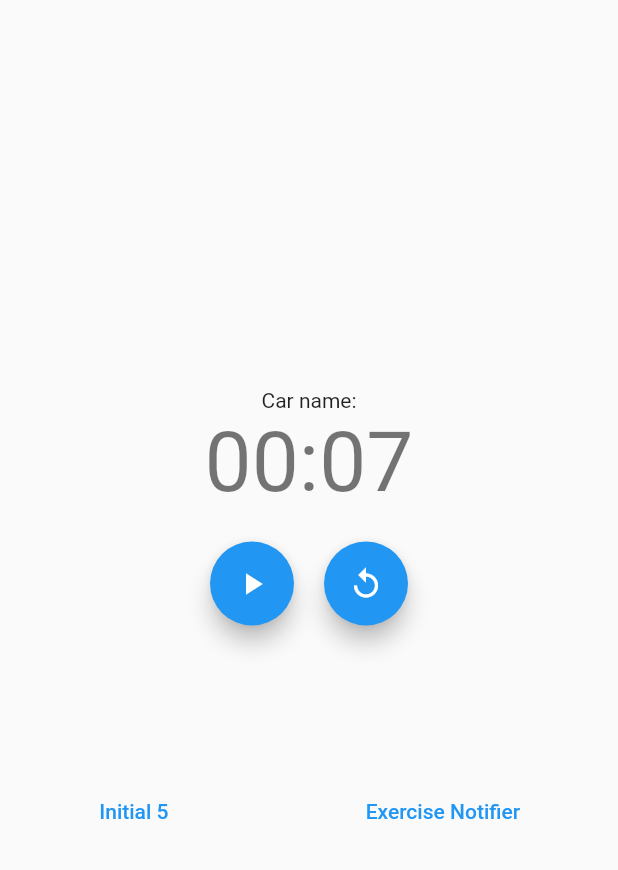
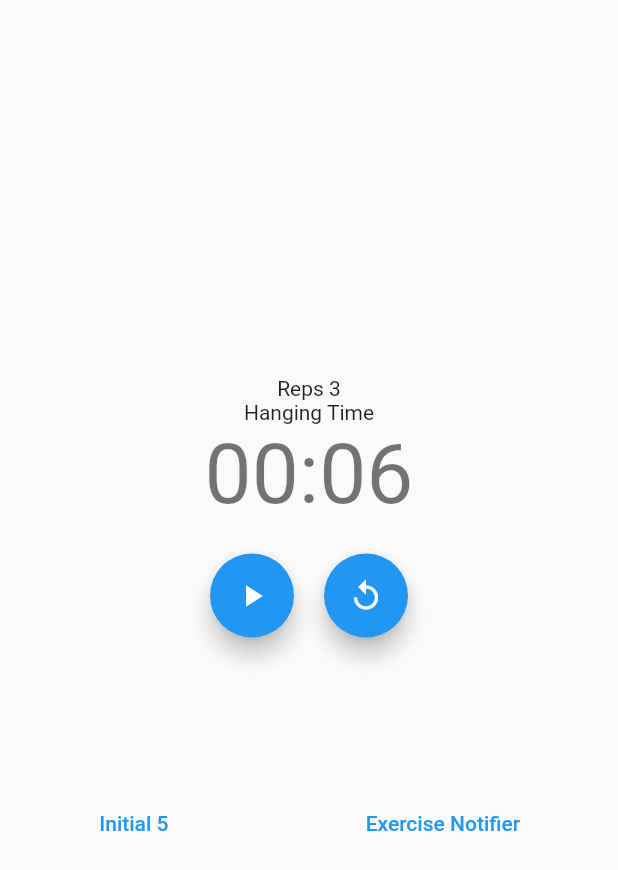
Before and after one commit to Noamagnus/riverpod_lesson_1, a Flutter app: the ThirdScreen widget shown alone on an empty page, opened directly, after a tap on the "play arrow" icon, after a tap on the "pause" icon, on a phone screen of 412 x 824 dp. Shown: the top 870 px of the screen. Run offline on Flutter 3.47's test engine with Material 2 defaults, Android fonts, the phone set to English and light mode, and no system bars; our stand-ins replace flutter_hooks, flutter_riverpod, hooks_riverpod, numberpicker.

Commit message:
tabata finally working

```diff
--- a/lib/models/timer_model.dart
+++ b/lib/models/timer_model.dart
@@ -1,9 +1,20 @@
 class TimerModel {
   final String? timeLeft;
-  // final int initialDuration;
   final TimerState buttonState;
+  final TimerExerciseState timerExerciseState;
+  final int reps;
 
-  const TimerModel(this.timeLeft, this.buttonState);
+  const TimerModel(this.timeLeft, this.buttonState, this.timerExerciseState,this.reps);
 }
 
-enum TimerState { initial, started, paused, finished }
+enum TimerExerciseState {
+  hangTime,
+  restTime,
+}
+
+enum TimerState {
+  initial,
+  started,
+  paused,
+  finished,
+}
--- a/lib/providers/exercise_provider.dart
+++ b/lib/providers/exercise_provider.dart
@@ -11,10 +11,10 @@ final exerciseNotifierProvider = StateNotifierProvider<ExerciseNotifier, Exercis
 class ExerciseNotifier extends StateNotifier<Exercise> {
   ExerciseNotifier()
       : super(const Exercise(
-          hangingTime: 8,
-          restingTime: 7,
+          hangingTime: 7,
+          restingTime: 3,
 
-          reps: 2,
+          reps: 3 ,
           exerciseState: ExerciseState.initial,
         ));
 
--- a/lib/providers/timer_notifier.dart
+++ b/lib/providers/timer_notifier.dart
@@ -20,6 +20,8 @@ class TimerNotifier extends StateNotifier<TimerModel> {
       : super(TimerModel(
           _durationString(exercise.hangingTime),
           TimerState.initial,
+          TimerExerciseState.hangTime,
+          exercise.reps,
         ));
   Exercise exercise;
 
@@ -27,11 +29,9 @@ class TimerNotifier extends StateNotifier<TimerModel> {
   StreamSubscription<int>? _tickerSubscription;
 //! This method transforms int to String
   static String _durationString(int duration) {
-
-      final minutes = ((duration / 60) % 60).floor().toString().padLeft(2, '0');
-      final seconds = (duration % 60).floor().toString().padLeft(2, '0');
-      return '$minutes:$seconds';
-
+    final minutes = ((duration / 60) % 60).floor().toString().padLeft(2, '0');
+    final seconds = (duration % 60).floor().toString().padLeft(2, '0');
+    return '$minutes:$seconds';
   }
 
   @override
@@ -50,33 +50,82 @@ class TimerNotifier extends StateNotifier<TimerModel> {
 
   void _restartTimer() {
     _tickerSubscription?.resume();
-    state = TimerModel(state.timeLeft, TimerState.started);
+    if (state.timerExerciseState == TimerExerciseState.hangTime) {
+      state =
+          TimerModel(state.timeLeft, TimerState.started, TimerExerciseState.hangTime, state.reps);
+    } else if (state.timerExerciseState == TimerExerciseState.restTime) {
+      state =
+          TimerModel(state.timeLeft, TimerState.started, TimerExerciseState.restTime, state.reps);
+    }
   }
 
   void _startTimer() {
     _tickerSubscription?.cancel();
 
-    _tickerSubscription = _ticker.tickerClassStream(ticks: exercise.hangingTime).listen((duration) {
-      state = TimerModel(_durationString(duration), TimerState.started);
+    if (state.timerExerciseState == TimerExerciseState.hangTime) {
+      _tickerSubscription =
+          _ticker.tickerClassStream(ticks: exercise.hangingTime).listen((duration) {
+        state = TimerModel(
+            _durationString(duration), TimerState.started, TimerExerciseState.hangTime, state.reps);
+      });
+    } else if (state.timerExerciseState == TimerExerciseState.restTime) {
+      _tickerSubscription =
+          _ticker.tickerClassStream(ticks: exercise.restingTime).listen((duration) {
+        state = TimerModel(
+            _durationString(duration), TimerState.started, TimerExerciseState.restTime, state.reps);
+      });
+    }
+
+    _tickerSubscription?.onDone(() {
+      if (state.timerExerciseState == TimerExerciseState.hangTime) {
+        state = TimerModel(
+            state.timeLeft, TimerState.finished, TimerExerciseState.restTime, state.reps);
+        _startTimer();
+        return;
+        print('onDone');
+      }
+
+      if (state.timerExerciseState == TimerExerciseState.restTime) {
+        state = TimerModel(
+            state.timeLeft, TimerState.finished, TimerExerciseState.hangTime, state.reps - 1);
+        if (state.reps > 0) {
+          _startTimer();
+        } else {
+          return;
+        }
+      }
     });
 
-    _tickerSubscription?.onDone(() {
-      state = TimerModel(state.timeLeft, TimerState.finished);
-    });
-//! this is changed
-    state = TimerModel(state.timeLeft, TimerState.started);
+    if (state.timerExerciseState == TimerExerciseState.hangTime) {
+      state =
+          TimerModel(state.timeLeft, TimerState.started, TimerExerciseState.hangTime, state.reps);
+    } else if (state.timerExerciseState == TimerExerciseState.hangTime) {
+      state =
+          TimerModel(state.timeLeft, TimerState.started, TimerExerciseState.restTime, state.reps);
+    }
+    // state = TimerModel(state.timeLeft, TimerState.started,TimerExerciseState.hangTime);
   }
 
   void pause() {
     _tickerSubscription?.pause();
-    state = TimerModel(state.timeLeft, TimerState.paused);
+    if (state.timerExerciseState == TimerExerciseState.hangTime) {
+      state =
+          TimerModel(state.timeLeft, TimerState.paused, TimerExerciseState.hangTime, state.reps);
+    } else if (state.timerExerciseState == TimerExerciseState.hangTime) {
+      state =
+          TimerModel(state.timeLeft, TimerState.paused, TimerExerciseState.restTime, state.reps);
+    }
+
+    // state = TimerModel(state.timeLeft, TimerState.paused,TimerExerciseState.hangTime);
   }
-//! And this is changed
+
   void reset() {
     _tickerSubscription?.cancel();
     state = TimerModel(
       _durationString(exercise.hangingTime),
       TimerState.initial,
+      TimerExerciseState.hangTime,
+      exercise.reps,
     );
   }
 }
--- a/lib/screens/screen_three.dart
+++ b/lib/screens/screen_three.dart
@@ -1,5 +1,6 @@
 import 'package:flutter/material.dart';
 import 'package:flutter_riverpod/flutter_riverpod.dart';
+import 'package:my_first_riverpod/models/timer_model.dart';
 import 'package:my_first_riverpod/providers/exercise_provider.dart';
 import 'package:my_first_riverpod/providers/providers.dart';
 import 'package:my_first_riverpod/providers/timer_notifier.dart';
@@ -11,13 +12,21 @@ class ThirdScreen extends ConsumerWidget {
 
   @override
   Widget build(BuildContext context, WidgetRef ref) {
-    final car = ref.watch(carProvider);
+    final timerState = ref.watch(timerProvider);
     return Center(
       child: Column(
         mainAxisAlignment: MainAxisAlignment.center,
         children: <Widget>[
-          const Text(
-            'Car name:',
+          Column(
+            children: [
+              Text('Reps ${timerState.reps}'),
+              if (timerState.timerExerciseState == TimerExerciseState.hangTime) ...[
+                const Text('Hanging Time')
+              ],
+              if (timerState.timerExerciseState == TimerExerciseState.restTime) ...[
+                const Text('Resting Time'),
+              ]
+            ],
           ),
           Consumer(
             builder: (BuildContext context, WidgetRef ref, Widget? child) {
@@ -34,13 +43,12 @@ class ThirdScreen extends ConsumerWidget {
                     children: [
                       TextButton(
                         child: const Text('Initial 5'),
-                        onPressed: (){},
+                        onPressed: () {},
                         // onPressed: () => ref.read(timerProvider.notifier).start(5),
                       ),
                       TextButton(
                         child: const Text('Exercise Notifier'),
                         onPressed: () => ref.read(timerProvider.notifier).start(),
-
                       ),
                     ],
                   )
```
